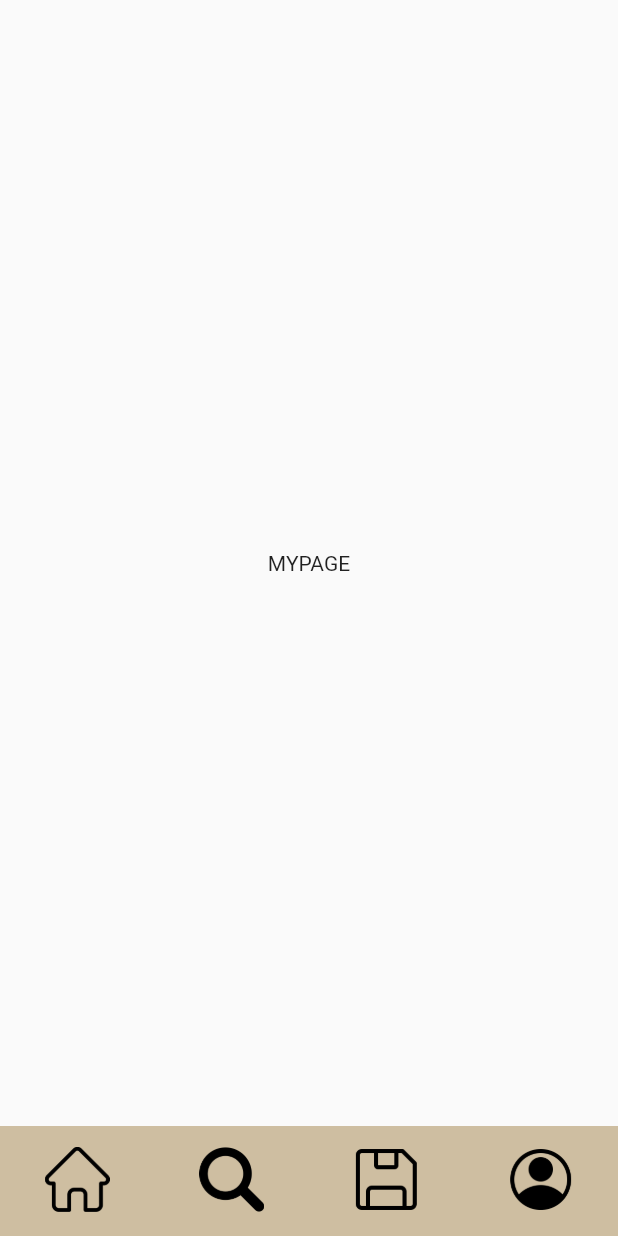
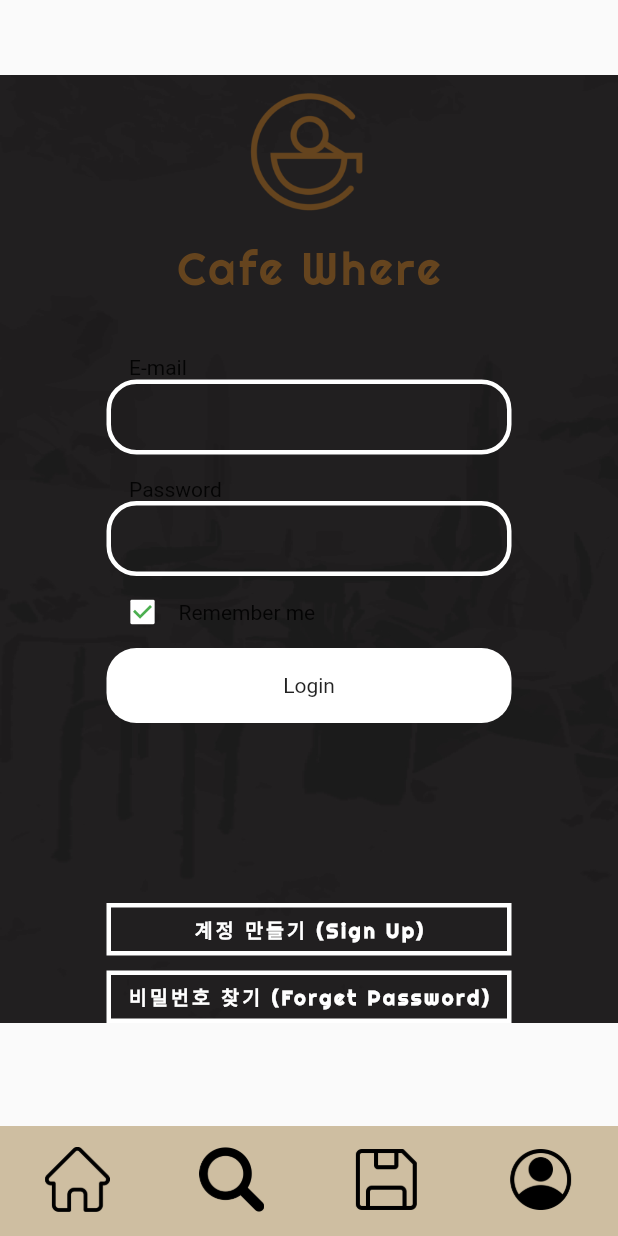
Before and after one commit to kimmj88/cafewhere, a Flutter app: the screen it shows after launch, item 4 of the bottom bar chosen, on a phone screen of 412 x 824 dp. Run offline on Flutter 3.47's test engine with Material 2 defaults, Android fonts, the phone set to English and light mode, and no system bars; our stand-ins replace cached_network_image, flutter_swiper, get.

Commit message:
2022-08-06_1111

```diff
--- /dev/null
+++ b/lib/LoginPage.dart
@@ -0,0 +1,213 @@
+import 'package:flutter/material.dart';
+import 'package:flutter/src/foundation/key.dart';
+import 'package:flutter/src/widgets/framework.dart';
+import 'package:get/get.dart';
+import 'package:http/http.dart' as http;
+import 'dart:convert';
+
+class LoginPage extends StatelessWidget {
+  LoginPage({Key? key}) : super(key: key);
+
+  TextEditingController Edit_strEmail = new TextEditingController();
+  TextEditingController Edit_strPassword = new TextEditingController();
+
+  @override
+  Widget build(BuildContext context) {
+    return Scaffold(
+      //backgroundColor: Color.fromARGB(255, 206, 190, 161),
+      body: SingleChildScrollView(
+        child: Container(
+          decoration: BoxDecoration(
+              image: DecorationImage(
+                  fit: BoxFit.fill,
+                  image: AssetImage('assets/images/login_bg.jpg'))),
+          margin: EdgeInsets.fromLTRB(0, 50, 0, 0),
+          //color: Color.fromARGB(255, 206, 190, 161),
+          child: Center(
+            child: Container(
+              width: 270,
+              child: Column(
+                mainAxisAlignment: MainAxisAlignment.center,
+                children: [
+                  Container(
+                    margin: EdgeInsets.fromLTRB(0, 0, 0, 10),
+                    width: 100,
+                    height: 100,
+                    decoration: BoxDecoration(
+                        image: DecorationImage(
+                            image: AssetImage('assets/images/main_logo.png'))),
+                  ),
+                  Container(
+                    margin: EdgeInsets.fromLTRB(0, 0, 0, 40),
+                    child: Text(
+                      'Cafe Where',
+                      style: TextStyle(
+                          color: Color.fromARGB(255, 101, 68, 30),
+                          fontSize: 30,
+                          fontFamily: 'RIGHTEOUS',
+                          //fontWeight: FontWeight.bold,
+                          letterSpacing: 2.0),
+                    ),
+                  ),
+                  Container(
+                    margin: EdgeInsets.fromLTRB(15, 0, 0, 0),
+                    child: Align(
+                      alignment: Alignment.centerLeft,
+                      child: Text('E-mail'),
+                    ),
+                  ),
+                  Container(
+                    margin: EdgeInsets.fromLTRB(0, 0, 0, 15),
+                    width: 300,
+                    height: 50,
+                    decoration: BoxDecoration(
+                      borderRadius: BorderRadius.circular(20), //모서리를 둥글게
+                      border: Border.all(color: Colors.white, width: 3),
+                    ),
+                    child: TextField(
+                      controller: Edit_strEmail,
+                      decoration: new InputDecoration(
+                        border: InputBorder.none,
+                        focusedBorder: InputBorder.none,
+                        contentPadding: EdgeInsets.only(
+                            left: 10, bottom: 5, top: 5, right: 5),
+                      ),
+                      onChanged: (text) {
+                        //print(Edit_strEmail.text);
+                      },
+                    ),
+                  ),
+                  Container(
+                    margin: EdgeInsets.fromLTRB(15, 0, 0, 0),
+                    child: Align(
+                      alignment: Alignment.centerLeft,
+                      child: Text('Password'),
+                    ),
+                  ),
+                  Container(
+                    width: 300,
+                    height: 50,
+                    decoration: BoxDecoration(
+                      borderRadius: BorderRadius.circular(20), //모서리를 둥글게
+                      border: Border.all(color: Colors.white, width: 3),
+                    ),
+                    child: TextField(
+                      controller: Edit_strPassword,
+                      decoration: new InputDecoration(
+                        border: InputBorder.none,
+                        focusedBorder: InputBorder.none,
+                        contentPadding: EdgeInsets.only(
+                            left: 10, bottom: 5, top: 5, right: 5),
+                      ),
+                      onChanged: (text) {
+                        //print(Edit_strPassword.text);
+                      },
+                    ),
+                  ),
+                  Row(
+                    mainAxisAlignment: MainAxisAlignment.start,
+                    children: [
+                      Transform.scale(
+                        scale: 0.9,
+                        child: Checkbox(
+                          activeColor: Colors.white,
+                          checkColor: Colors.green,
+                          value: true,
+                          onChanged: (value) {
+                            // setState(() {
+                            //   _checkBoxValue3 = value;
+                            // });
+                          },
+                        ),
+                      ),
+                      Text('Remember me'),
+                    ],
+                  ),
+                  GestureDetector(
+                    onTap: () async {
+                      String url = "http://124.53.149.174:3000/IsLogin?email=" +
+                          Edit_strEmail.text +
+                          "&password=" +
+                          Edit_strPassword.text +
+                          "";
+                      var response = await http.get(Uri.parse(url));
+                      var statusCode = response.statusCode;
+                      var responseHeaders = response.headers;
+                      String responseBody = utf8.decode(response.bodyBytes);
+
+                      List<dynamic> list = jsonDecode(responseBody);
+                      if (list[0]['isvaild'] == '1') {
+                        Get.to(() => Container(child: Text('1234')));
+                      } else {
+                        print('Not matched user data');
+                      }
+                    },
+                    child: Container(
+                      width: 300,
+                      height: 50,
+                      decoration: BoxDecoration(
+                        color: Colors.white,
+                        borderRadius: BorderRadius.circular(20),
+                      ),
+                      child: Center(child: Text('Login')),
+                    ),
+                  ),
+                  Container(
+                    margin: EdgeInsets.fromLTRB(0, 120, 0, 0),
+                    width: 300,
+                    height: 35,
+                    decoration: BoxDecoration(
+                      border: Border.all(color: Colors.white, width: 3),
+                    ),
+                    child: Center(
+                      child: Text(
+                        '계정 만들기 (Sign Up)',
+                        style: TextStyle(
+                            color: Colors.white,
+                            fontSize: 13,
+                            fontFamily: 'RIGHTEOUS',
+                            fontWeight: FontWeight.bold,
+                            letterSpacing: 2.0),
+                      ),
+                    ),
+                  ),
+                  Container(
+                    margin: EdgeInsets.fromLTRB(0, 10, 0, 0),
+                    width: 300,
+                    height: 35,
+                    decoration: BoxDecoration(
+                      border: Border.all(color: Colors.white, width: 3),
+                    ),
+                    child: Center(
+                      child: Text(
+                        '비밀번호 찾기 (Forget Password)',
+                        style: TextStyle(
+                            color: Colors.white,
+                            fontSize: 13,
+                            fontFamily: 'RIGHTEOUS',
+                            fontWeight: FontWeight.bold,
+                            letterSpacing: 2.0),
+                      ),
+                    ),
+                  ),
+                ],
+              ),
+            ),
+          ),
+        ),
+      ),
+    );
+  }
+}
+
+Widget EditBox() {
+  return Container(
+    margin: EdgeInsets.fromLTRB(0, 0, 0, 15),
+    width: 300,
+    height: 50,
+    decoration: BoxDecoration(
+      borderRadius: BorderRadius.circular(20), //모서리를 둥글게
+      border: Border.all(color: Colors.white, width: 3),
+    ),
+  );
+}
--- a/lib/app.dart
+++ b/lib/app.dart
@@ -2,6 +2,7 @@ import 'package:flutter/material.dart';
 import 'package:flutter/src/foundation/key.dart';
 import 'package:flutter/src/widgets/framework.dart';
 import 'package:flutter_application_1/CircleButton.dart';
+import 'package:flutter_application_1/LoginPage.dart';
 import 'package:flutter_application_1/bottom_nav_controller.dart';
 import 'package:flutter_application_1/home.dart';
 import 'package:flutter_application_1/image_data.dart';
@@ -20,7 +21,7 @@ class App extends GetView<BottmNavController> {
             Home(),
             Center(child: Container(child: Text('SEARCH'))),
             Center(child: Container(child: Text('SAVE'))),
-            Center(child: Container(child: Text('MYPAGE'))),
+            LoginPage(),
           ],
         ),
         bottomNavigationBar: BottomNavigationBar(
--- a/lib/main.dart
+++ b/lib/main.dart
@@ -2,6 +2,7 @@ import 'package:flutter/material.dart';
 import 'package:flutter_application_1/app.dart';
 import 'package:flutter_application_1/init_bindings.dart';
 import 'package:get/get.dart';
+import 'package:http/http.dart' as http;
 
 void main() {
   runApp(const MyApp());
```
Also changed, not shown: lib/ImageComponent.dart (+106 -65 lines), lib/MarketDescPage.dart (+129 -12 lines), pubspec.yaml (+11 -0 lines), assets/images/login_bg.jpg (added), assets/images/main_logo.png (added), assets/images/navigator.png (added), assets/images/star.png (added), fonts/NIXGONFONTS B 2.0.ttf (added), fonts/NIXGONFONTS L 2.0.ttf (added), fonts/NIXGONFONTS M 2.0.ttf (added), fonts/Righteous-Regular.ttf (added).
